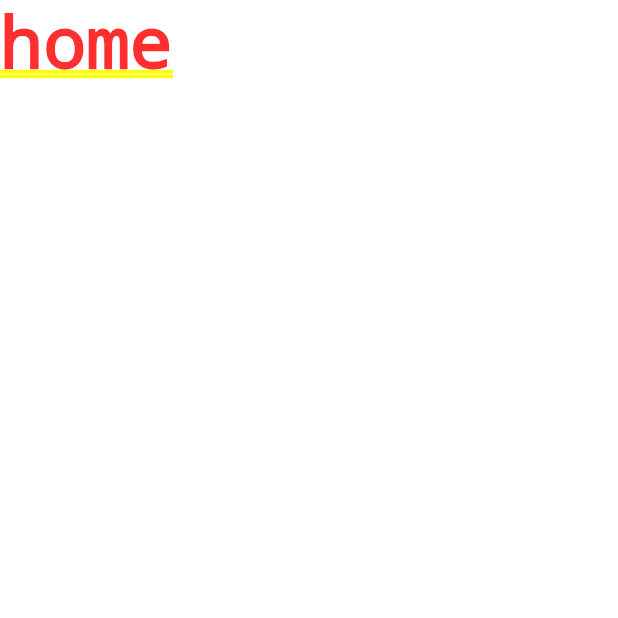
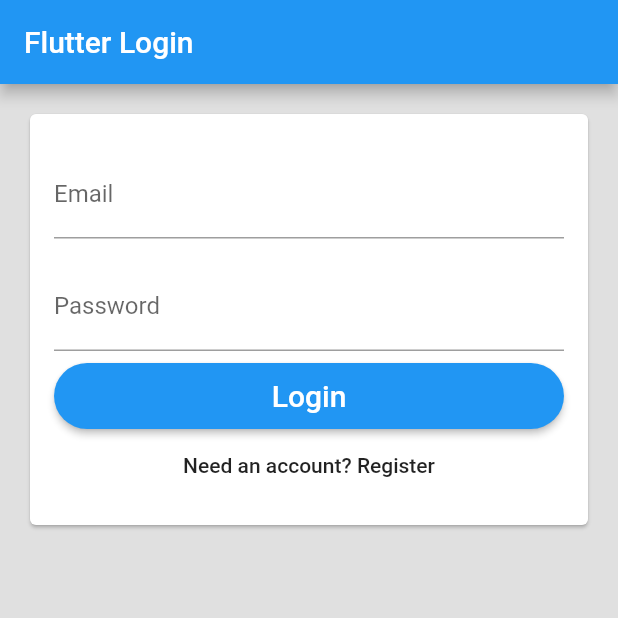
Before and after one commit to StireArLankar/flutter-firebase-playground, a Flutter app: the screen it shows after launch, on a phone screen of 412 x 824 dp, the top half of it. Run offline on Flutter 3.47's test engine with Material 2 defaults, Android fonts, the phone set to English and light mode, and no system bars; our stand-ins replace firebase_auth; accounts and stored records are empty.

Commit message:
Added first version of auth

```diff
--- /dev/null
+++ b/lib/first/app.dart
@@ -0,0 +1,17 @@
+import 'package:flutter/material.dart';
+import 'root_page.dart';
+import 'auth.dart';
+
+class MyApp extends StatelessWidget {
+  // This widget is the root of your application.
+  @override
+  Widget build(BuildContext context) {
+    return MaterialApp(
+      title: 'Flutter Login',
+      theme: ThemeData(
+        primarySwatch: Colors.blue,
+      ),
+      home: RootPage(auth: Auth()),
+    );
+  }
+}
--- /dev/null
+++ b/lib/first/auth.dart
@@ -0,0 +1,40 @@
+import 'dart:async';
+import 'package:firebase_auth/firebase_auth.dart';
+
+abstract class BaseAuth {
+  Future<String> currentUser();
+  Future<String> signIn(String email, String password);
+  Future<String> createUser(String email, String password);
+  Future<void> signOut();
+}
+
+class Auth implements BaseAuth {
+  final FirebaseAuth _firebaseAuth = FirebaseAuth.instance;
+
+  Future<String> signIn(String email, String password) async {
+    AuthResult result = await _firebaseAuth.signInWithEmailAndPassword(
+      email: email,
+      password: password,
+    );
+    FirebaseUser user = result.user;
+    return user.uid;
+  }
+
+  Future<String> createUser(String email, String password) async {
+    AuthResult result = await _firebaseAuth.createUserWithEmailAndPassword(
+      email: email,
+      password: password,
+    );
+    FirebaseUser user = result.user;
+    return user.uid;
+  }
+
+  Future<String> currentUser() async {
+    FirebaseUser user = await _firebaseAuth.currentUser();
+    return user != null ? user.uid : null;
+  }
+
+  Future<void> signOut() async {
+    return _firebaseAuth.signOut();
+  }
+}
--- /dev/null
+++ b/lib/first/login_page.dart
@@ -0,0 +1,181 @@
+import 'package:flutter/material.dart';
+import 'primary_button.dart';
+import 'auth.dart';
+
+class LoginPage extends StatefulWidget {
+  LoginPage({Key key, this.title, this.auth, this.onSignIn}) : super(key: key);
+
+  final String title;
+  final BaseAuth auth;
+  final VoidCallback onSignIn;
+
+  @override
+  _LoginPageState createState() => _LoginPageState();
+}
+
+enum FormType {
+  login,
+  register,
+}
+
+class _LoginPageState extends State<LoginPage> {
+  static final formKey = GlobalKey<FormState>();
+
+  String _email;
+  String _password;
+  FormType _formType = FormType.login;
+  String _authHint = '';
+
+  bool validateAndSave() {
+    final form = formKey.currentState;
+    if (form.validate()) {
+      form.save();
+      return true;
+    }
+    return false;
+  }
+
+  void validateAndSubmit() async {
+    if (validateAndSave()) {
+      try {
+        String userId = _formType == FormType.login
+            ? await widget.auth.signIn(_email, _password)
+            : await widget.auth.createUser(_email, _password);
+        setState(() {
+          _authHint = 'Signed In\n\nUser id: $userId';
+        });
+        widget.onSignIn();
+      } catch (e) {
+        setState(() {
+          _authHint = 'Sign In Error\n\n${e.toString()}';
+        });
+        print(e);
+      }
+    } else {
+      setState(() {
+        _authHint = '';
+      });
+    }
+  }
+
+  void moveToRegister() {
+    formKey.currentState.reset();
+    setState(() {
+      _formType = FormType.register;
+      _authHint = '';
+    });
+  }
+
+  void moveToLogin() {
+    formKey.currentState.reset();
+    setState(() {
+      _formType = FormType.login;
+      _authHint = '';
+    });
+  }
+
+  List<Widget> usernameAndPassword() {
+    return [
+      padded(
+        child: TextFormField(
+          key: Key('email'),
+          decoration: InputDecoration(labelText: 'Email'),
+          autocorrect: false,
+          validator: (val) => val.isEmpty ? 'Email can\'t be empty.' : null,
+          onSaved: (val) => _email = val,
+        ),
+      ),
+      padded(
+        child: TextFormField(
+          key: Key('password'),
+          decoration: InputDecoration(labelText: 'Password'),
+          obscureText: true,
+          autocorrect: false,
+          validator: (val) => val.isEmpty ? 'Password can\'t be empty.' : null,
+          onSaved: (val) => _password = val,
+        ),
+      ),
+    ];
+  }
+
+  List<Widget> submitWidgets() {
+    switch (_formType) {
+      case FormType.login:
+        return [
+          PrimaryButton(
+            key: Key('login'),
+            text: 'Login',
+            height: 44.0,
+            onPressed: validateAndSubmit,
+          ),
+          FlatButton(
+            key: Key('need-account'),
+            child: Text("Need an account? Register"),
+            onPressed: moveToRegister,
+          ),
+        ];
+      case FormType.register:
+        return [
+          PrimaryButton(
+            key: Key('register'),
+            text: 'Create an account',
+            height: 44.0,
+            onPressed: validateAndSubmit,
+          ),
+          FlatButton(
+            key: Key('need-login'),
+            child: Text("Have an account? Login"),
+            onPressed: moveToLogin,
+          ),
+        ];
+    }
+    return null;
+  }
+
+  Widget hintText() {
+    return Container(
+        //height: 80.0,
+        padding: const EdgeInsets.all(32.0),
+        child: Text(_authHint,
+            key: Key('hint'),
+            style: TextStyle(fontSize: 18.0, color: Colors.grey),
+            textAlign: TextAlign.center));
+  }
+
+  @override
+  Widget build(BuildContext context) {
+    return Scaffold(
+        appBar: AppBar(
+          title: Text(widget.title),
+        ),
+        backgroundColor: Colors.grey[300],
+        body: SingleChildScrollView(
+            child: Container(
+                padding: const EdgeInsets.all(16.0),
+                child: Column(children: [
+                  Card(
+                      child: Column(
+                          mainAxisSize: MainAxisSize.min,
+                          children: <Widget>[
+                        Container(
+                            padding: const EdgeInsets.all(16.0),
+                            child: Form(
+                                key: formKey,
+                                child: Column(
+                                  crossAxisAlignment:
+                                      CrossAxisAlignment.stretch,
+                                  children:
+                                      usernameAndPassword() + submitWidgets(),
+                                ))),
+                      ])),
+                  hintText()
+                ]))));
+  }
+
+  Widget padded({Widget child}) {
+    return Padding(
+      padding: EdgeInsets.symmetric(vertical: 8.0),
+      child: child,
+    );
+  }
+}
--- /dev/null
+++ b/lib/first/primary_button.dart
@@ -0,0 +1,34 @@
+import 'package:flutter/material.dart';
+
+class PrimaryButton extends StatelessWidget {
+  PrimaryButton({
+    this.key,
+    this.text,
+    this.height,
+    this.onPressed,
+  }) : super(key: key);
+
+  final Key key;
+  final String text;
+  final double height;
+  final VoidCallback onPressed;
+
+  @override
+  Widget build(BuildContext context) {
+    return ConstrainedBox(
+      constraints: BoxConstraints.expand(height: height),
+      child: RaisedButton(
+        child: Text(
+          text,
+          style: TextStyle(color: Colors.white, fontSize: 20.0),
+        ),
+        shape: RoundedRectangleBorder(
+          borderRadius: BorderRadius.all(Radius.circular(height / 2)),
+        ),
+        color: Colors.blue,
+        textColor: Colors.black87,
+        onPressed: onPressed,
+      ),
+    );
+  }
+}
--- /dev/null
+++ b/lib/first/root_page.dart
@@ -0,0 +1,56 @@
+import 'package:flutter/material.dart';
+import 'auth.dart';
+import 'login_page.dart';
+import 'home_page.dart';
+
+class RootPage extends StatefulWidget {
+  RootPage({Key key, this.auth}) : super(key: key);
+  final BaseAuth auth;
+
+  @override
+  State<StatefulWidget> createState() => _RootPageState();
+}
+
+enum AuthStatus {
+  notSignedIn,
+  signedIn,
+}
+
+class _RootPageState extends State<RootPage> {
+  AuthStatus authStatus = AuthStatus.notSignedIn;
+
+  initState() {
+    super.initState();
+    widget.auth.currentUser().then((userId) {
+      setState(() {
+        authStatus =
+            userId != null ? AuthStatus.signedIn : AuthStatus.notSignedIn;
+      });
+    });
+  }
+
+  void _updateAuthStatus(AuthStatus status) {
+    setState(() {
+      authStatus = status;
+    });
+  }
+
+  @override
+  Widget build(BuildContext context) {
+    switch (authStatus) {
+      case AuthStatus.notSignedIn:
+        return LoginPage(
+          title: 'Flutter Login',
+          auth: widget.auth,
+          onSignIn: () => _updateAuthStatus(AuthStatus.signedIn),
+        );
+      case AuthStatus.signedIn:
+        return HomePage(
+          auth: widget.auth,
+          onSignOut: () => _updateAuthStatus(AuthStatus.notSignedIn),
+        );
+      default:
+        return Container();
+    }
+  }
+}
--- a/lib/main.dart
+++ b/lib/main.dart
@@ -1,13 +1,4 @@
 import 'package:flutter/material.dart';
-import 'package:flutter_firebase/screens/wrapper.dart';
+import './first/app.dart';
 
 void main() => runApp(MyApp());
-
-class MyApp extends StatelessWidget {
-  @override
-  Widget build(BuildContext context) {
-    return MaterialApp(
-      home: Wrapper(),
-    );
-  }
-}
--- a/lib/screens/home/home.dart
+++ /dev/null
@@ -1,12 +0,0 @@
-import 'package:flutter/material.dart';
-
-class Home extends StatelessWidget {
-  const Home({Key key}) : super(key: key);
-
-  @override
-  Widget build(BuildContext context) {
-    return Container(
-      child: Text('home'),
-    );
-  }
-}
--- a/lib/screens/wrapper.dart
+++ /dev/null
@@ -1,10 +0,0 @@
-import 'package:flutter/material.dart';
-import 'package:flutter_firebase/screens/home/home.dart';
-
-class Wrapper extends StatelessWidget {
-  @override
-  Widget build(BuildContext context) {
-    //
-    return Home();
-  }
-}
```
Also changed, not shown: lib/first/home_page.dart (added, +40 -0 lines), lib/screens/auth/auth.dart (deleted, +0 -17 lines), pubspec.yaml (+2 -9 lines), pubspec.lock, 1 other file.
